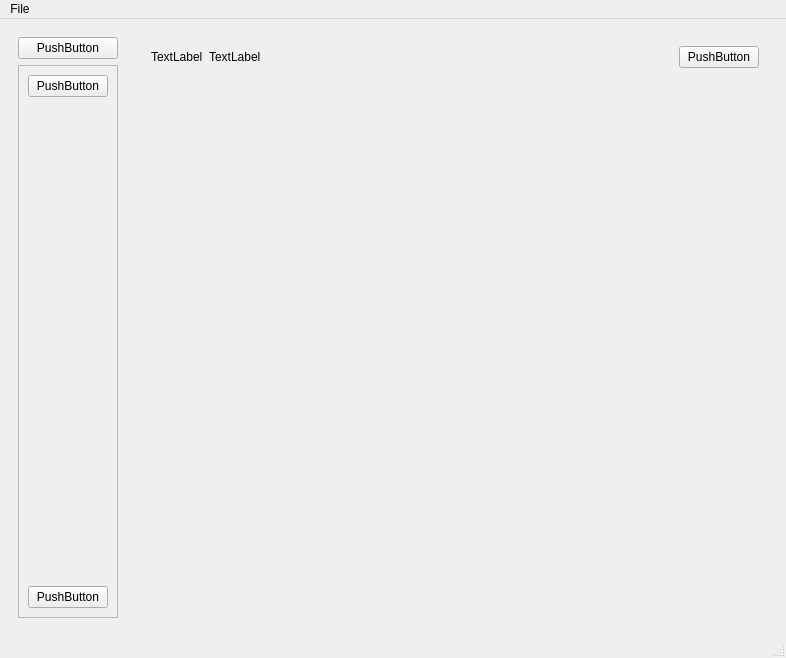
Above: src/AppMainWindow.ui from Vaisakhkm2625/keyboardcontrol before the change. Below: the same form after it.
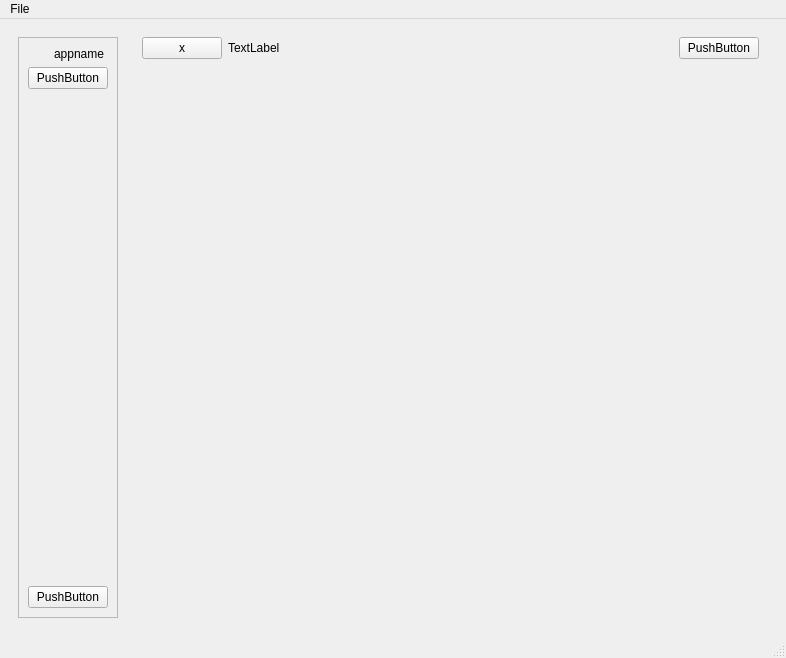
That is the form after the change. Icons and pictures are not drawn.

Patch:
```diff
--- a/src/AppMainWindow.ui
+++ b/src/AppMainWindow.ui
@@ -21,10 +21,19 @@
        <item>
         <widget class="QWidget" name="widget" native="true">
          <layout class="QHBoxLayout" name="horizontalLayout">
+          <property name="leftMargin">
+           <number>0</number>
+          </property>
+          <property name="topMargin">
+           <number>0</number>
+          </property>
           <item>
-           <widget class="QLabel" name="icon_toggle_sidebar">
+           <widget class="QPushButton" name="pushButton">
             <property name="text">
-             <string>TextLabel</string>
+             <string>x</string>
+            </property>
+            <property name="icon">
+             <iconset theme="accessories-calculator"/>
             </property>
            </widget>
           </item>
@@ -70,13 +79,6 @@
     <item row="0" column="0">
      <widget class="QWidget" name="sidebar_widget" native="true">
       <layout class="QVBoxLayout" name="verticalLayout_2">
-       <item>
-        <widget class="QPushButton" name="pushButton">
-         <property name="text">
-          <string>PushButton</string>
-         </property>
-        </widget>
-       </item>
        <item>
         <widget class="QScrollArea" name="scrollArea">
          <property name="sizePolicy">
@@ -93,8 +95,8 @@
            <rect>
             <x>0</x>
             <y>0</y>
-            <width>98</width>
-            <height>551</height>
+            <width>92</width>
+            <height>579</height>
            </rect>
           </property>
           <property name="sizePolicy">
@@ -104,6 +106,42 @@
            </sizepolicy>
           </property>
           <layout class="QVBoxLayout" name="verticalLayout_3">
+           <item>
+            <layout class="QHBoxLayout" name="horizontalLayout_2">
+             <item>
+              <widget class="QLabel" name="appicon">
+               <property name="minimumSize">
+                <size>
+                 <width>4</width>
+                 <height>0</height>
+                </size>
+               </property>
+               <property name="maximumSize">
+                <size>
+                 <width>20</width>
+                 <height>20</height>
+                </size>
+               </property>
+               <property name="text">
+                <string/>
+               </property>
+               <property name="pixmap">
+                <pixmap resource="resources.qrc">:/icons/icons/keyboard.png</pixmap>
+               </property>
+               <property name="scaledContents">
+                <bool>true</bool>
+               </property>
+              </widget>
+             </item>
+             <item>
+              <widget class="QLabel" name="appname">
+               <property name="text">
+                <string>appname</string>
+               </property>
+              </widget>
+             </item>
+            </layout>
+           </item>
            <item>
             <widget class="QPushButton" name="addkeymap">
              <property name="text">
```
Left out of the diff: 4 changed lines with no effect on the pictures.
